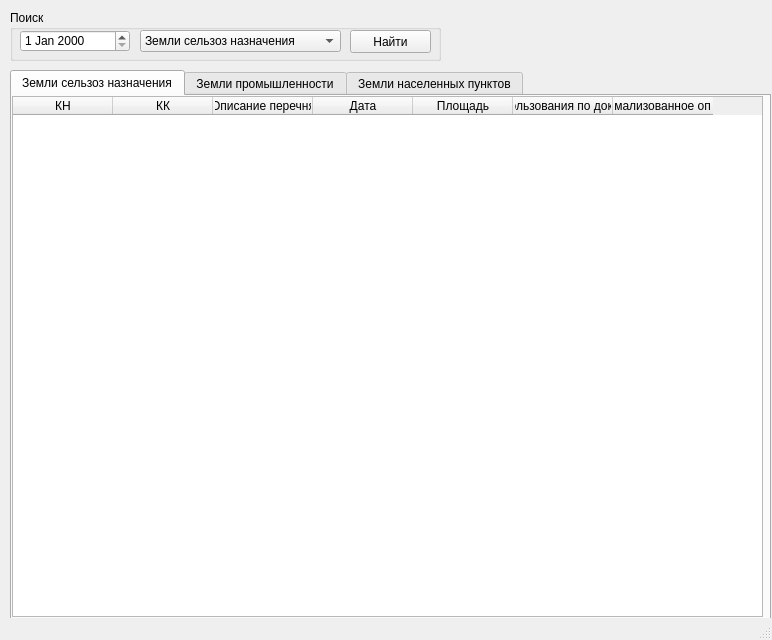
Before: the Qt Designer form ui.ui in AlDS90/is_category_changed, drawn with Qt 5.
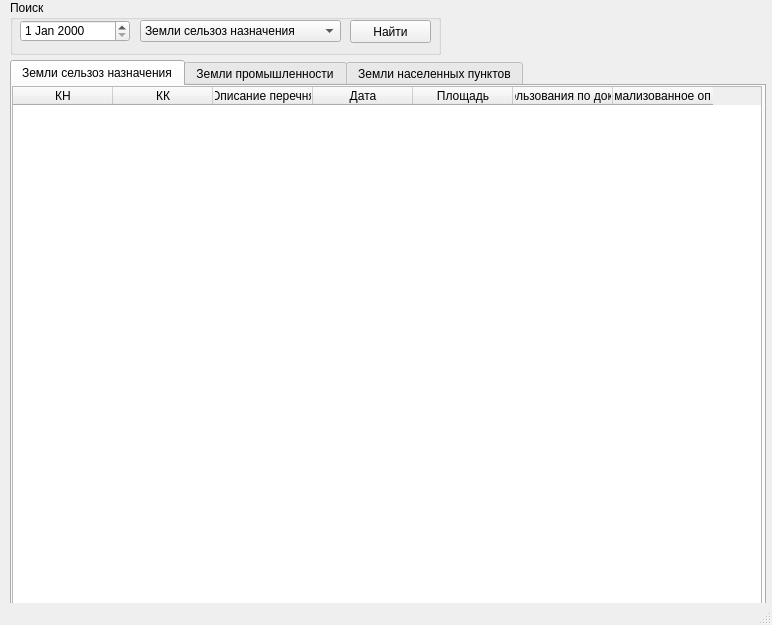
After: the same form once the commit is applied.

```diff
--- a/ui.ui
+++ b/ui.ui
@@ -7,7 +7,7 @@
     <x>0</x>
     <y>0</y>
     <width>772</width>
-    <height>640</height>
+    <height>625</height>
    </rect>
   </property>
   <property name="windowTitle">
@@ -18,9 +18,9 @@
     <property name="geometry">
      <rect>
       <x>10</x>
-      <y>10</y>
+      <y>0</y>
       <width>431</width>
-      <height>51</height>
+      <height>55</height>
      </rect>
     </property>
     <property name="title">
@@ -79,9 +79,9 @@
     <property name="geometry">
      <rect>
       <x>10</x>
-      <y>70</y>
-      <width>761</width>
-      <height>551</height>
+      <y>60</y>
+      <width>756</width>
+      <height>546</height>
      </rect>
     </property>
     <property name="currentIndex">
@@ -96,8 +96,8 @@
        <rect>
         <x>0</x>
         <y>0</y>
-        <width>751</width>
-        <height>521</height>
+        <width>750</width>
+        <height>520</height>
        </rect>
       </property>
       <property name="styleSheet">
```
